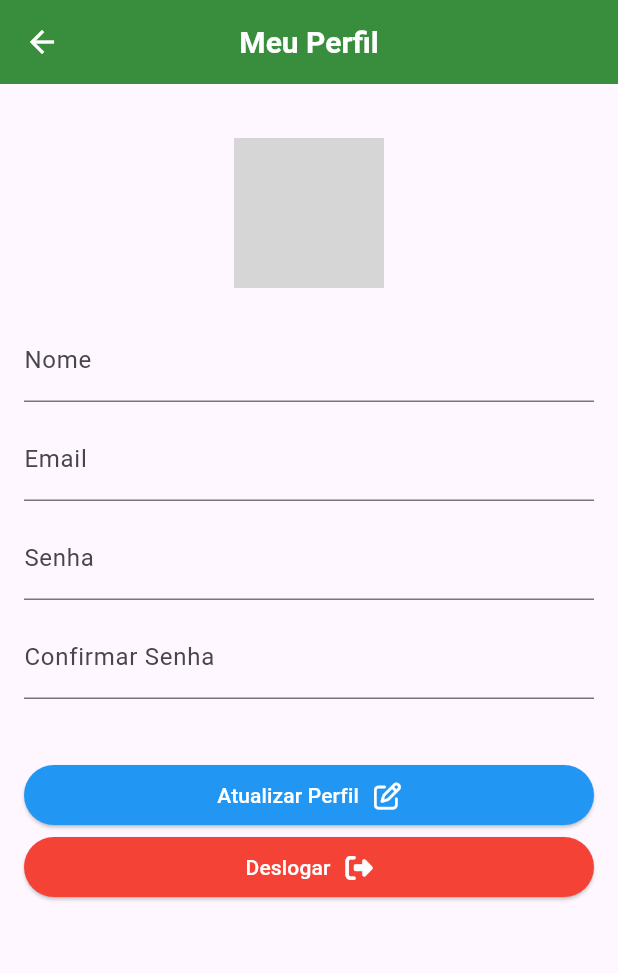
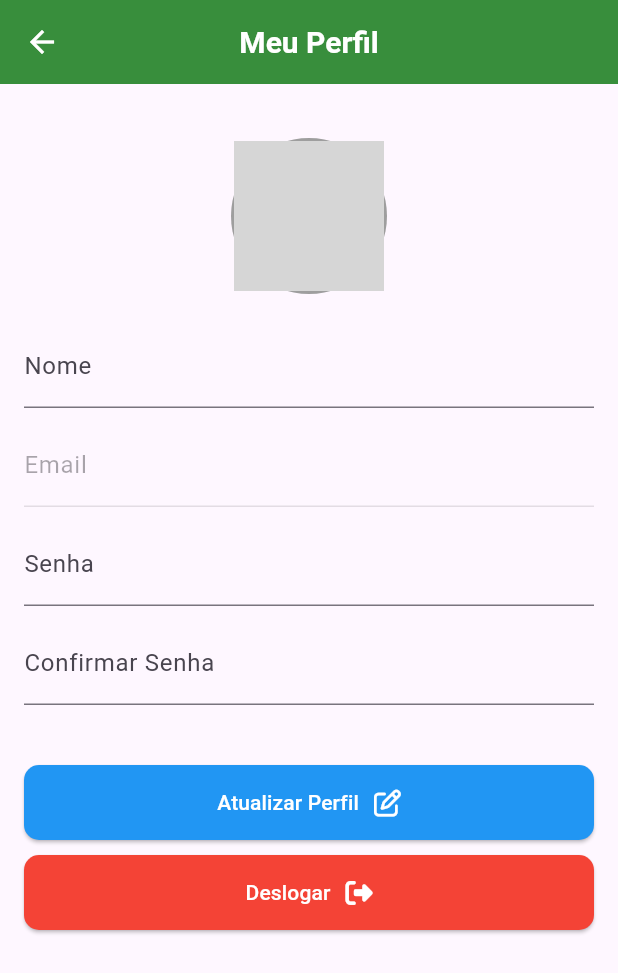
Before and after one commit to oapmartins/projeto-tcc, a Flutter app: the ProfilePage screen opened directly, after a tap on "Atualizar Perfil", on a phone screen of 412 x 824 dp. Shown: the top 973 px of the screen. Run offline on Flutter 3.47's test engine with Material 3 defaults, Android fonts, the phone set to English and light mode, and no system bars; our stand-ins replace another_flushbar, firebase_auth, firebase_core, firebase_storage, font_awesome_flutter, get and 2 more; accounts and stored records are empty; network calls fail; grey boxes are pictures that could not be loaded.

Commit message:
Atualizando telas do app

```diff
--- a/lib/home/profile/profile_controller.dart
+++ /dev/null
@@ -1,35 +0,0 @@
-import 'package:firebase_auth/firebase_auth.dart';
-import 'package:flutter/material.dart';
-import 'package:get/get.dart';
-
-class ProfileController extends GetxController {
-  TextEditingController nameController = TextEditingController();
-  TextEditingController emailController = TextEditingController();
-  TextEditingController passwordController = TextEditingController();
-  TextEditingController confirmPasswordController = TextEditingController();
-  String pathPhotoUser = '';
-
-  void updateProfile({required User user}) {
-    try {
-      if (nameController.text.isNotEmpty) {
-        user.updateDisplayName(nameController.text);
-      }
-      if (emailController.text.isNotEmpty) {
-        user.updateEmail(emailController.text);
-      }
-      if (passwordController.text.isNotEmpty) {
-        user.updatePassword(passwordController.text);
-      }
-      if (pathPhotoUser.isNotEmpty) {
-        user.updatePhotoURL(pathPhotoUser);
-      }
-    } on FirebaseAuthException catch (e) {
-      print(e);
-    }
-  }
-
-  void logout() {
-    FirebaseAuth.instance.signOut();
-    Get.offAndToNamed('/login');
-  }
-}
--- a/lib/main.dart
+++ b/lib/main.dart
@@ -21,7 +21,9 @@ class _MyAppState extends State<MyApp> {
   @override
   void initState() {
     FirebaseAuth.instance.authStateChanges().listen((User? user) {
-      print('Usuário logado ${user != null}');
+      if (user != null) {
+        Get.offAndToNamed('/home');
+      }
     });
     super.initState();
   }
--- a/lib/home/history/history_page.dart
+++ b/lib/pages/home/history/history_page.dart
@@ -1,7 +1,7 @@
 // ignore_for_file: prefer_const_constructors
 
 import 'package:flutter/material.dart';
-import 'package:projeto_tcc/home/history/widgets/history_card_widget.dart';
+import 'package:projeto_tcc/pages/home/history/widgets/history_card_widget.dart';
 
 class HistoryPage extends StatelessWidget {
   const HistoryPage({super.key});
@@ -11,7 +11,7 @@ class HistoryPage extends StatelessWidget {
     return Scaffold(
       appBar: AppBar(
         automaticallyImplyLeading: false,
-        title: const Text('Histórico da dieta'),
+        title: const Text('Histórico'),
       ),
       body: SingleChildScrollView(
         child: Column(
--- a/lib/home/history/widgets/history_card_widget.dart
+++ b/lib/pages/home/history/widgets/history_card_widget.dart
@@ -77,7 +77,7 @@ class HistoryCardWidget extends StatelessWidget {
                     style: ButtonStyle(
                       shape: MaterialStatePropertyAll(
                         RoundedRectangleBorder(
-                          borderRadius: BorderRadius.circular(15),
+                          borderRadius: BorderRadius.circular(10),
                         ),
                       ),
                       backgroundColor: const MaterialStatePropertyAll(Colors.blue),
@@ -94,7 +94,7 @@ class HistoryCardWidget extends StatelessWidget {
                     style: ButtonStyle(
                       shape: MaterialStatePropertyAll(
                         RoundedRectangleBorder(
-                          borderRadius: BorderRadius.circular(15),
+                          borderRadius: BorderRadius.circular(10),
                         ),
                       ),
                       backgroundColor: const MaterialStatePropertyAll(Colors.green),
--- /dev/null
+++ b/lib/pages/home/profile/profile_controller.dart
@@ -0,0 +1,59 @@
+import 'dart:io';
+
+import 'package:firebase_auth/firebase_auth.dart';
+import 'package:firebase_storage/firebase_storage.dart';
+import 'package:flutter/material.dart';
+import 'package:get/get.dart';
+import 'package:projeto_tcc/util/widgets/snackbars_widget.dart';
+
+class ProfileController extends GetxController {
+  TextEditingController nameController = TextEditingController();
+  TextEditingController emailController = TextEditingController();
+  TextEditingController passwordController = TextEditingController();
+  TextEditingController confirmPasswordController = TextEditingController();
+  String pathPhotoUser = '';
+
+  void updateProfile({required User user}) async {
+    if (passwordController.text.isNotEmpty && (passwordController.text != confirmPasswordController.text)) {
+      return SnackbarsWidget().alertSnackbar(
+        title: 'Alerta!',
+        text: 'As senhas não coincidem!',
+        context: Get.context!,
+      );
+    }
+
+    if (nameController.text.isNotEmpty) {
+      user.updateDisplayName(nameController.text);
+    }
+    if (passwordController.text.isNotEmpty) {
+      user.updatePassword(passwordController.text).catchError((error) {
+        if (error.code == 'weak-password') {
+          return SnackbarsWidget().alertSnackbar(
+            title: 'Senha fraca!',
+            text: 'A senha deve ter pelo menos 6 caracteres!',
+            context: Get.context!,
+          );
+        }
+      });
+    }
+    if (pathPhotoUser.isNotEmpty) {
+      final fileImage = File(pathPhotoUser);
+      final urlImage = await uploadFile(fileImage);
+      user.updatePhotoURL(urlImage);
+    }
+  }
+
+  Future<String> uploadFile(File image) async {
+    String downloadURL;
+    String postId = DateTime.now().millisecondsSinceEpoch.toString();
+    Reference ref = FirebaseStorage.instance.ref().child("images").child("post_$postId.jpg");
+    await ref.putFile(image);
+    downloadURL = await ref.getDownloadURL();
+    return downloadURL;
+  }
+
+  void logout() {
+    FirebaseAuth.instance.signOut();
+    Get.offAndToNamed('/login');
+  }
+}
--- a/lib/home/profile/profile_page.dart
+++ b/lib/pages/home/profile/profile_page.dart
@@ -5,7 +5,7 @@ import 'package:flutter/material.dart';
 import 'package:font_awesome_flutter/font_awesome_flutter.dart';
 import 'package:get/get.dart';
 import 'package:image_picker/image_picker.dart';
-import 'package:projeto_tcc/home/profile/profile_controller.dart';
+import 'package:projeto_tcc/pages/home/profile/profile_controller.dart';
 
 class ProfilePage extends StatefulWidget {
   const ProfilePage({super.key});
@@ -31,7 +31,10 @@ class _ProfilePageState extends State<ProfilePage> {
         builder: (ProfileController controller) {
           controller.nameController.text = user?.displayName ?? '';
           controller.emailController.text = user?.email ?? '';
+
+          if (controller.pathPhotoUser.isEmpty) {
             controller.pathPhotoUser = user?.photoURL ?? '';
+          }
 
           return Scaffold(
             appBar: AppBar(
@@ -47,15 +50,19 @@ class _ProfilePageState extends State<ProfilePage> {
                     Stack(
                       children: [
                         CircleAvatar(
-                          radius: 50.0,
+                          backgroundColor: Colors.grey,
+                          radius: 52,
+                          child: CircleAvatar(
+                            radius: 50,
                             backgroundImage: _imagePath?.path != null && _imagePath?.path != ''
                                 ? FileImage(File((_imagePath?.path ?? '')))
-                              : FileImage(File(user?.photoURL ?? '')) as ImageProvider,
+                                : NetworkImage(user?.photoURL ?? '') as ImageProvider,
                             child: IconButton(
-                            icon: const Icon(Icons.edit),
+                              icon: const Icon(Icons.edit, size: 30, color: Colors.white),
                               onPressed: () {
                                 _pickImage(controller: controller);
                               },
+                            ),
                           ),
                         ),
                       ],
@@ -68,7 +75,12 @@ class _ProfilePageState extends State<ProfilePage> {
                     const SizedBox(height: 10.0),
                     TextFormField(
                       controller: controller.emailController,
-                      decoration: const InputDecoration(labelText: 'Email'),
+                      enableInteractiveSelection: false,
+                      enabled: false,
+                      decoration: const InputDecoration(
+                        labelText: 'Email',
+                      ),
+                      readOnly: true,
                     ),
                     const SizedBox(height: 10.0),
                     TextFormField(
@@ -82,15 +94,18 @@ class _ProfilePageState extends State<ProfilePage> {
                     ),
                     const SizedBox(height: 40.0),
                     SizedBox(
-                      width: Get.size.width,
+                      height: 50,
                       child: ElevatedButton(
                         onPressed: () {
                           controller.updateProfile(user: user!);
                         },
-                        style: const ButtonStyle(
-                          backgroundColor: MaterialStatePropertyAll(
-                            Colors.blue,
+                        style: ButtonStyle(
+                          shape: MaterialStatePropertyAll(
+                            RoundedRectangleBorder(
+                              borderRadius: BorderRadius.circular(10),
                             ),
+                          ),
+                          backgroundColor: const MaterialStatePropertyAll(Colors.blue),
                         ),
                         child: const Row(
                           mainAxisAlignment: MainAxisAlignment.center,
@@ -105,16 +120,20 @@ class _ProfilePageState extends State<ProfilePage> {
                         ),
                       ),
                     ),
+                    const SizedBox(height: 10),
                     SizedBox(
-                      width: Get.size.width,
+                      height: 50,
                       child: ElevatedButton(
                         onPressed: () {
                           controller.logout();
                         },
-                        style: const ButtonStyle(
-                          backgroundColor: MaterialStatePropertyAll(
-                            Colors.red,
+                        style: ButtonStyle(
+                          shape: MaterialStatePropertyAll(
+                            RoundedRectangleBorder(
+                              borderRadius: BorderRadius.circular(10),
                             ),
+                          ),
+                          backgroundColor: const MaterialStatePropertyAll(Colors.red),
                         ),
                         child: const Row(
                           mainAxisAlignment: MainAxisAlignment.center,
--- a/lib/util/routes.dart
+++ b/lib/util/routes.dart
@@ -1,8 +1,8 @@
 import 'package:get/get.dart';
-import 'package:projeto_tcc/home/home_page.dart';
-import 'package:projeto_tcc/home/search_food/search_food_page.dart';
+import 'package:projeto_tcc/pages/home/home_page.dart';
+import 'package:projeto_tcc/pages/home/search_food/search_food_page.dart';
 import 'package:projeto_tcc/pages/allergy/allergy_page.dart';
-import 'package:projeto_tcc/home/diet/diet_page.dart';
+import 'package:projeto_tcc/pages/home/diet/diet_page.dart';
 
 import '../pages/login/login_page.dart';
 import '../pages/register/register_page.dart';
--- a/pubspec.yaml
+++ b/pubspec.yaml
@@ -35,6 +35,7 @@ dependencies:
   font_awesome_flutter: ^10.5.0
   firebase_auth: ^4.12.1
   firebase_core: ^2.21.0
+  firebase_storage: ^11.5.2
   cupertino_icons: ^1.0.2
   another_flushbar: ^1.12.30
   image_picker: ^1.0.4
```
Also changed, not shown: lib/pages/home/diet/diet_page.dart (renamed from lib/home/diet/diet_page.dart, +12 -46 lines), lib/pages/home/home_page.dart (renamed from lib/home/home_page.dart, +4 -4 lines), assets/images/profile_image.jpg (deleted), lib/pages/home/diet/diet_controller.dart (renamed from lib/home/diet/diet_controller.dart), lib/pages/home/history/history_controller.dart (renamed from lib/home/history/history_controller.dart), lib/pages/home/search_food/search_food_controller.dart (renamed from lib/home/search_food/search_food_controller.dart), lib/pages/home/search_food/search_food_page.dart (renamed from lib/home/search_food/search_food_page.dart), pubspec.lock, 3 other files. Lines whose indentation alone changed are shown as unchanged.
